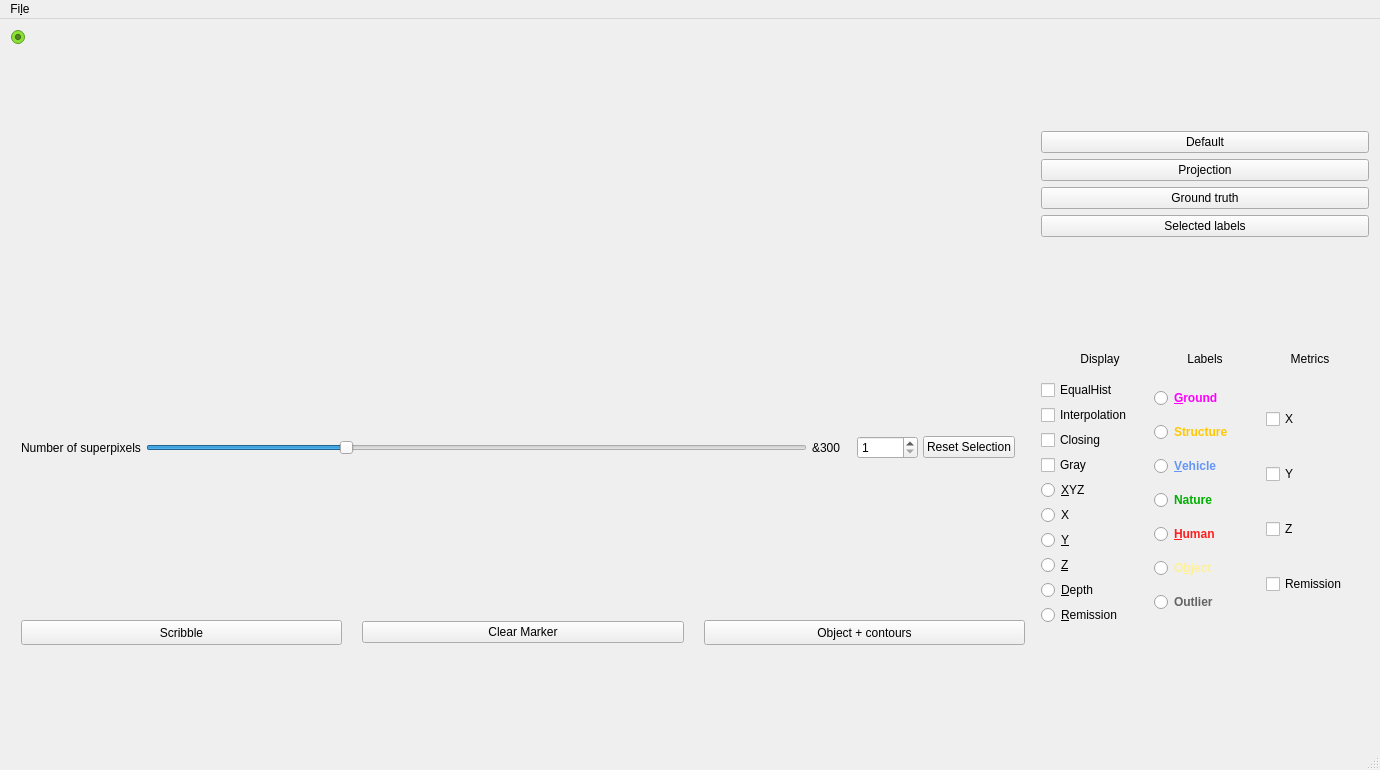
Qt form src/mainwindow.ui (arthurjm/pfe) before a commit.
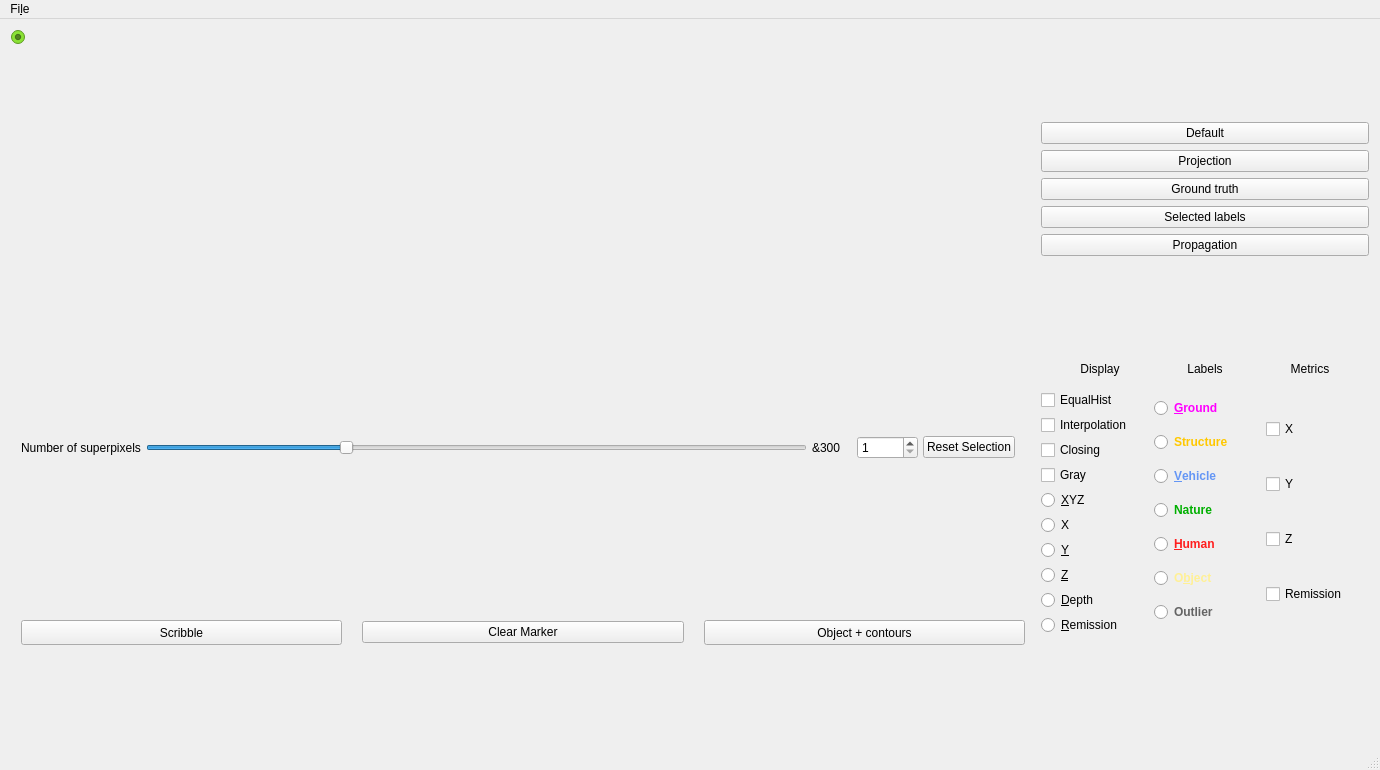
The same form after that commit. Custom widgets are drawn as their Qt base class.

Commit message: Added label propagation to the pointcloud

The edit to the form file:
```diff
--- a/src/mainwindow.ui
+++ b/src/mainwindow.ui
@@ -296,6 +296,13 @@
            </property>
           </widget>
          </item>
+         <item>
+          <widget class="QPushButton" name="propagationPointcloudButton">
+           <property name="text">
+            <string>Propagation</string>
+           </property>
+          </widget>
+         </item>
         </layout>
        </item>
        <item row="1" column="1">
```
The commit also changes 4 other files.
